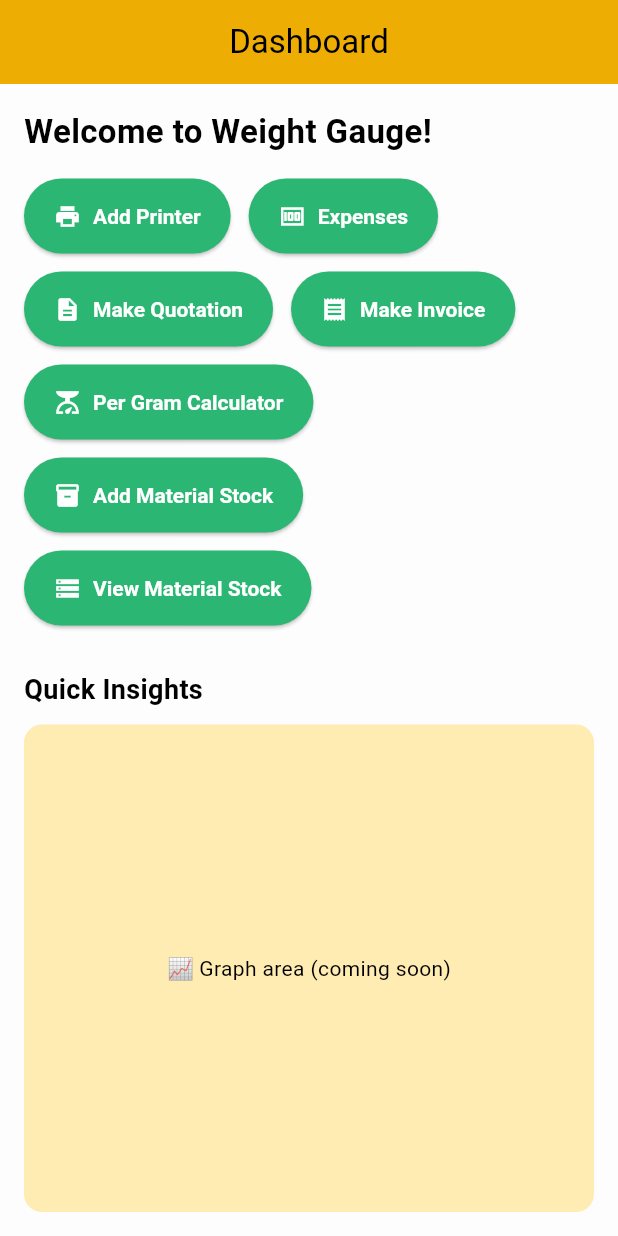
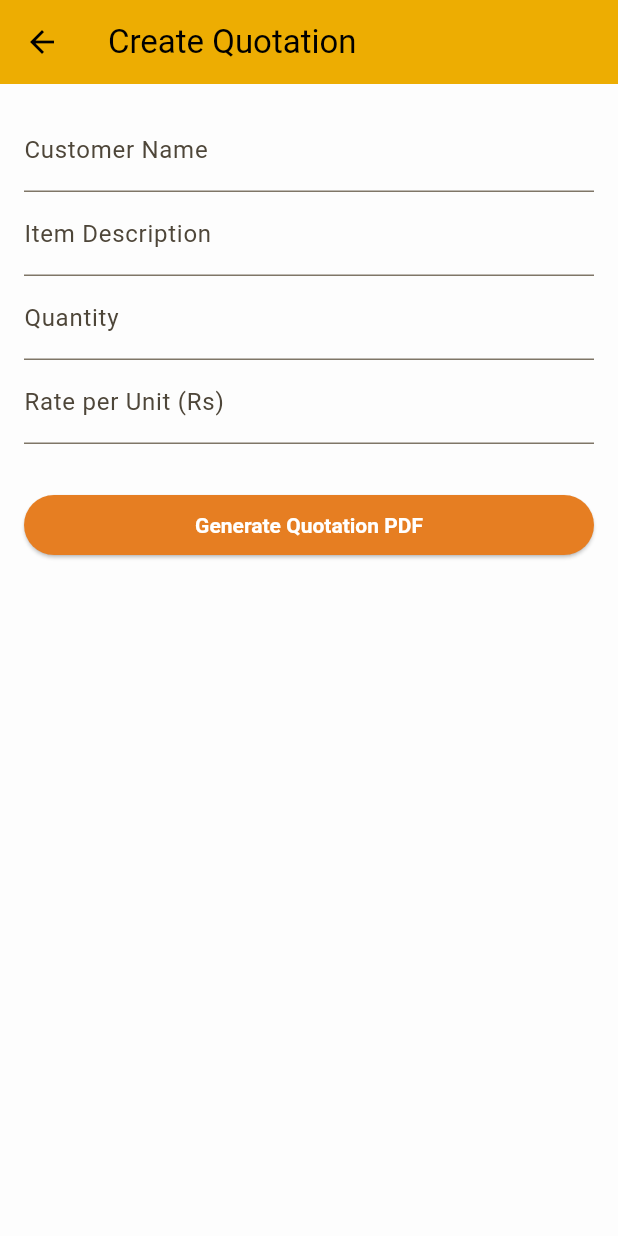
Before and after one commit to dhanushka47/weight_gauge_app, a Flutter app: the screen it shows after launch, after a tap on "Make Quotation", on a phone screen of 412 x 824 dp. Run offline on Flutter 3.47's test engine with Material 3 defaults, Android fonts, the phone set to English and light mode, and no system bars; our stand-ins replace image_picker, pdf, permission_handler, printing, shared_preferences, sqflite; accounts and stored records are empty.

Commit message:
with sesstings

```diff
--- a/lib/dashboard.dart
+++ b/lib/dashboard.dart
@@ -5,6 +5,8 @@ import 'pages/add_printer_page.dart';
 import 'pages/expenses_page.dart';
 import 'pages/add_material_page.dart'; // ✅ import the material page
 import 'pages/view_material_page.dart';
+import 'pages/quotation_page.dart'; // Make sure this matches your folder structure
+import 'pages/business_details_page.dart';
 
 
 
@@ -61,6 +63,7 @@ class _DashboardPageState extends State<DashboardPage> {
                 _dashboardButton(context, 'Per Gram Calculator', Icons.scale),
                 _dashboardButton(context, 'Add Material Stock', Icons.inventory),
                 _dashboardButton(context, 'View Material Stock', Icons.storage),
+                _dashboardButton(context, 'Business Details', Icons.settings),
 
               ],
             ),
@@ -116,6 +119,25 @@ class _DashboardPageState extends State<DashboardPage> {
             MaterialPageRoute(builder: (_) => const ViewMaterialPage()),
           );
         }
+        else if (label == 'Make Quotation') {
+          Navigator.push(
+            context,
+            MaterialPageRoute(builder: (_) => QuotationPage()),
+          );
+        } else if (label == 'Make Invoice') {
+          // TODO: Navigate to invoice page when implemented
+          ScaffoldMessenger.of(context).showSnackBar(
+            SnackBar(content: Text('Invoice page coming soon!')),
+          );
+        }
+        else if (label == 'Business Details') {
+          Navigator.push(
+            context,
+            MaterialPageRoute(builder: (_) => const BusinessDetailsPage()),
+          );
+        }
+
+
 
       },
       icon: Icon(icon),
--- /dev/null
+++ b/lib/pages/pdf_generator.dart
@@ -0,0 +1,43 @@
+import 'package:pdf/pdf.dart';
+import 'package:pdf/widgets.dart' as pw;
+import 'package:printing/printing.dart';
+
+Future<void> generateQuotationPDF({
+  required String customerName,
+  required String itemDescription,
+  required int quantity,
+  required double rate,
+}) async {
+  final pdf = pw.Document();
+  final total = quantity * rate;
+  final date = DateTime.now();
+
+  pdf.addPage(
+    pw.Page(
+      build: (context) => pw.Column(
+        crossAxisAlignment: pw.CrossAxisAlignment.start,
+        children: [
+          pw.Text("Quotation", style: pw.TextStyle(fontSize: 20, fontWeight: pw.FontWeight.bold)),
+          pw.SizedBox(height: 10),
+          pw.Text("Date: ${date.day}/${date.month}/${date.year}", style: pw.TextStyle(fontSize: 10)),
+          pw.SizedBox(height: 5),
+          pw.Text("Customer: $customerName", style: pw.TextStyle(fontSize: 10)),
+          pw.SizedBox(height: 20),
+
+          pw.Text("Item: $itemDescription", style: pw.TextStyle(fontSize: 12)),
+          pw.Text("Quantity: $quantity", style: pw.TextStyle(fontSize: 12)),
+          pw.Text("Rate: Rs. ${rate.toStringAsFixed(2)}", style: pw.TextStyle(fontSize: 12)),
+          pw.Divider(),
+          pw.Text("Total: Rs. ${total.toStringAsFixed(2)}",
+              style: pw.TextStyle(fontSize: 14, fontWeight: pw.FontWeight.bold)),
+
+          pw.SizedBox(height: 30),
+          pw.Text("Thank you!", style: pw.TextStyle(fontSize: 10, fontStyle: pw.FontStyle.italic)),
+        ],
+      ),
+    ),
+  );
+
+  // Display the print preview
+  await Printing.layoutPdf(onLayout: (format) => pdf.save());
+}
--- /dev/null
+++ b/lib/pages/quotation_page.dart
@@ -0,0 +1,88 @@
+// quotation_page.dart
+
+import 'package:flutter/material.dart';
+import 'package:shared_preferences/shared_preferences.dart';
+import 'dart:io';
+import 'pdf_generator.dart';
+
+class QuotationPage extends StatefulWidget {
+  @override
+  _QuotationPageState createState() => _QuotationPageState();
+}
+
+class _QuotationPageState extends State<QuotationPage> {
+  final customerController = TextEditingController();
+  final itemController = TextEditingController();
+  final quantityController = TextEditingController();
+  final rateController = TextEditingController();
+
+  @override
+  void dispose() {
+    customerController.dispose();
+    itemController.dispose();
+    quantityController.dispose();
+    rateController.dispose();
+    super.dispose();
+  }
+
+  Future<void> _generatePDF() async {
+    final quantity = int.tryParse(quantityController.text) ?? 0;
+    final rate = double.tryParse(rateController.text) ?? 0.0;
+
+    if (customerController.text.isEmpty ||
+        itemController.text.isEmpty ||
+        quantity <= 0 ||
+        rate <= 0) {
+      ScaffoldMessenger.of(context).showSnackBar(
+        SnackBar(content: Text("Please fill all fields correctly")),
+      );
+      return;
+    }
+
+    await generateQuotationPDF(
+      customerName: customerController.text,
+      itemDescription: itemController.text,
+      quantity: quantity,
+      rate: rate,
+    );
+  }
+
+  @override
+  Widget build(BuildContext context) {
+    return Scaffold(
+      appBar: AppBar(
+        title: Text("Create Quotation"),
+      ),
+      body: Padding(
+        padding: const EdgeInsets.all(16.0),
+        child: ListView(
+          children: [
+            TextField(
+              controller: customerController,
+              decoration: InputDecoration(labelText: "Customer Name"),
+            ),
+            TextField(
+              controller: itemController,
+              decoration: InputDecoration(labelText: "Item Description"),
+            ),
+            TextField(
+              controller: quantityController,
+              decoration: InputDecoration(labelText: "Quantity"),
+              keyboardType: TextInputType.number,
+            ),
+            TextField(
+              controller: rateController,
+              decoration: InputDecoration(labelText: "Rate per Unit (Rs)"),
+              keyboardType: TextInputType.number,
+            ),
+            SizedBox(height: 30),
+            ElevatedButton(
+              onPressed: _generatePDF,
+              child: Text("Generate Quotation PDF"),
+            ),
+          ],
+        ),
+      ),
+    );
+  }
+}
--- a/pubspec.yaml
+++ b/pubspec.yaml
@@ -39,6 +39,7 @@ dependencies:
   ulid: ^2.0.1
   pdf: ^3.11.3
   printing: ^5.14.2
+  shared_preferences: ^2.5.3
 
 
 
```
Also changed, not shown: lib/pages/business_details_page.dart (added, +78 -0 lines), pubspec.lock.
